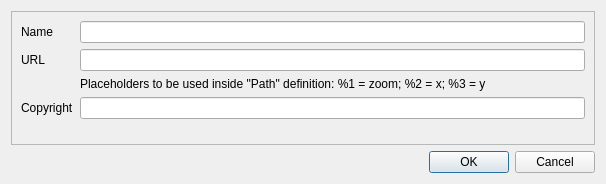
Qt form src/IDlgMapTmsConfig.ui (ntruchsess/QLandkarteGT) before a commit.
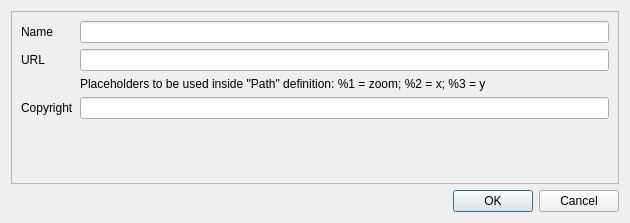
The same form after that commit.

Diff of the .ui file:
```diff
--- a/src/IDlgMapTmsConfig.ui
+++ b/src/IDlgMapTmsConfig.ui
@@ -6,8 +6,8 @@
    <rect>
     <x>0</x>
     <y>0</y>
-    <width>606</width>
-    <height>184</height>
+    <width>630</width>
+    <height>223</height>
    </rect>
   </property>
   <property name="windowTitle">
```
